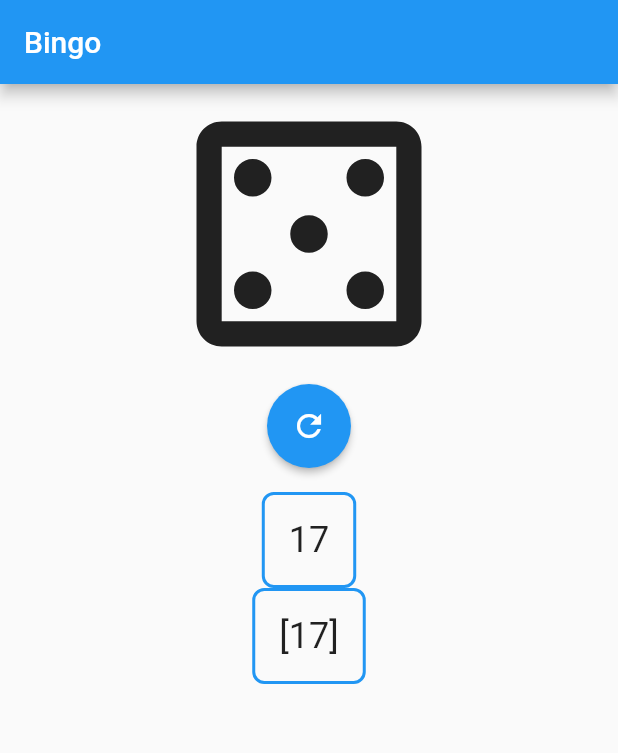
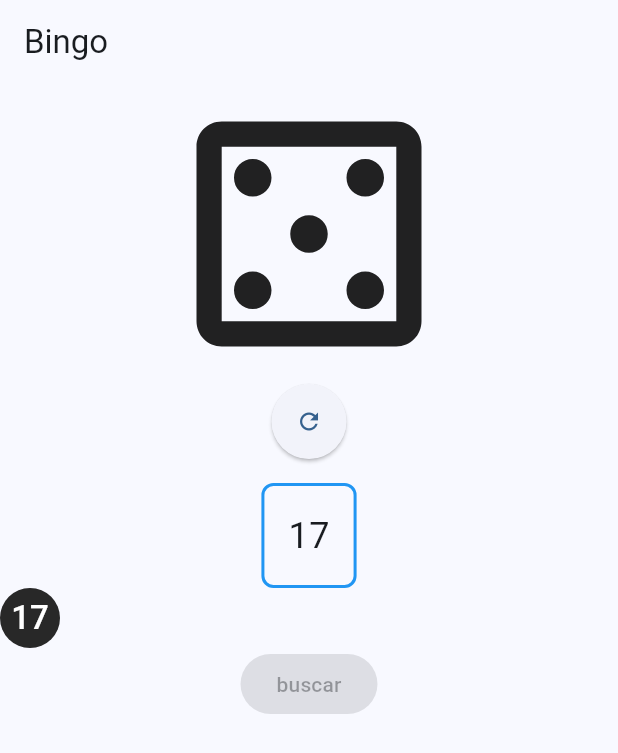
Before and after one commit to JhousefSilva1/BingoLoco, a Flutter app: the PlayBingoAppScreen screen opened directly, after a tap on the "refresh" icon, on a phone screen of 412 x 824 dp. Shown: the top 753 px of the screen. Run offline on Flutter 3.47's test engine with Material 2 defaults, Android fonts, the phone set to English and light mode, and no system bars.

Commit message:
imple,emtomg files to generate numbers and using Set

```diff
--- a/lib/main.dart
+++ b/lib/main.dart
@@ -10,9 +10,11 @@ class MenuApp extends StatelessWidget {
   @override
   Widget build(BuildContext context) {
     return MaterialApp(
+      debugShowCheckedModeBanner: false,
       title: 'Bingo',
       theme: ThemeData(
-        primarySwatch: Colors.blue,
+        colorScheme: ColorScheme.fromSeed(seedColor: Colors.blue),
+        useMaterial3: true,
       ),
       initialRoute: '/',
       routes: {
--- a/lib/screens/menuScreen.dart
+++ b/lib/screens/menuScreen.dart
@@ -1,10 +1,5 @@
-import 'package:bingo/main.dart';
 import 'package:bingo/screens/playBingoScreen.dart';
 import 'package:flutter/material.dart';
-
-void main() {
-  runApp(MenuApp());
-}
 
 class MenuApp extends StatelessWidget {
   @override
--- a/lib/screens/playBingoScreen.dart
+++ b/lib/screens/playBingoScreen.dart
@@ -32,7 +32,9 @@ class PlayBingoAppScreen extends StatefulWidget {
 
 class _PlayBingoAppScreenState extends State<PlayBingoAppScreen> {
   int numeroAleatorio = 0;
-  List<int> numerosGenerados = [];
+  Set<int> numerosGenerados = <int>{};
+  Set<int> numerosGeneradosUnique = <int>{};
+  List uniquelist = [];
 
   void generarNumerosAleatorios() {
     Random random = Random();
@@ -45,16 +47,32 @@ class _PlayBingoAppScreenState extends State<PlayBingoAppScreen> {
     setState(() {
       numeroAleatorio = nuevoNumero;
       numerosGenerados.add(nuevoNumero);
+      numerosGenerados.add(nuevoNumero);
+      var seen = Set();
+      uniquelist =
+          numerosGenerados.where((country) => seen.add(country)).toList();
+      print(uniquelist);
     });
   }
 
   @override
   Widget build(BuildContext context) {
+    var tree = TreeNode(
+      'Root',
+      [
+        TreeNode('Child 1', [
+          TreeNode('Grandchild 1'),
+          TreeNode('Grandchild 2'),
+        ]),
+        TreeNode('Child 2'),
+      ],
+    );
     return Scaffold(
       appBar: AppBar(
         title: const Text('Bingo'),
       ),
-      body: Center(
+      body: SizedBox(
+        child: Center(
           child: Column(
             children: <Widget>[
               const Icon(
@@ -86,25 +104,68 @@ class _PlayBingoAppScreenState extends State<PlayBingoAppScreen> {
                   style: TextStyle(fontSize: 24.0),
                 ),
               ),
-            Container(
-              padding: EdgeInsets.all(16.0),
-              decoration: BoxDecoration(
-                border: Border.all(
-                  color: Colors.blue,
-                  width: 2.0,
-                ),
-                borderRadius: BorderRadius.circular(8.0),
-              ),
-              child: Text(
-                numerosGenerados != null
-                    ? numerosGenerados.toList().toString()
-                    : '[]',
-                style: TextStyle(fontSize: 24.0),
-              ),
+              ListView.builder(
+                  shrinkWrap: true,
+                  itemCount: uniquelist.length,
+                  itemBuilder: (BuildContext context, int index) {
+                    return Row(
+                      children: [
+                        CircleAvatar(
+                          backgroundColor: Color.fromRGBO(Random().nextInt(255),
+                              Random().nextInt(255), Random().nextInt(255), 1),
+                          child: Text(uniquelist[index].toString(),
+                              style:
+                                  TextStyle(fontSize: 22, color: Colors.white)),
                         ),
                       ],
+                    );
+                  }),
+              ElevatedButton(onPressed: search(5), child: Text('buscar'))
+            ],
+          ),
         ),
       ),
     );
   }
+
+  search(int index) {}
 }
+
+class TreeNode {
+  final String value;
+  final List<TreeNode> children;
+
+  TreeNode(this.value, [this.children = const []]);
+}
+
+class TreeWidget extends StatelessWidget {
+  final TreeNode rootNode;
+
+  TreeWidget(this.rootNode);
+
+  Widget _buildTree(TreeNode node) {
+    return Column(
+      children: [
+        ListTile(
+          title: Text(node.value),
+        ),
+        if (node.children.isNotEmpty)
+          Padding(
+            padding: EdgeInsets.symmetric(horizontal: 16.0),
+            child: Column(
+              children: [
+                for (var child in node.children) _buildTree(child),
+              ],
+            ),
+          ),
+      ],
+    );
+  }
+
+  @override
+  Widget build(BuildContext context) {
+    return ListView(
+      children: [_buildTree(rootNode)],
+    );
+  }
+}
```
Lines whose indentation alone changed are shown as unchanged.
